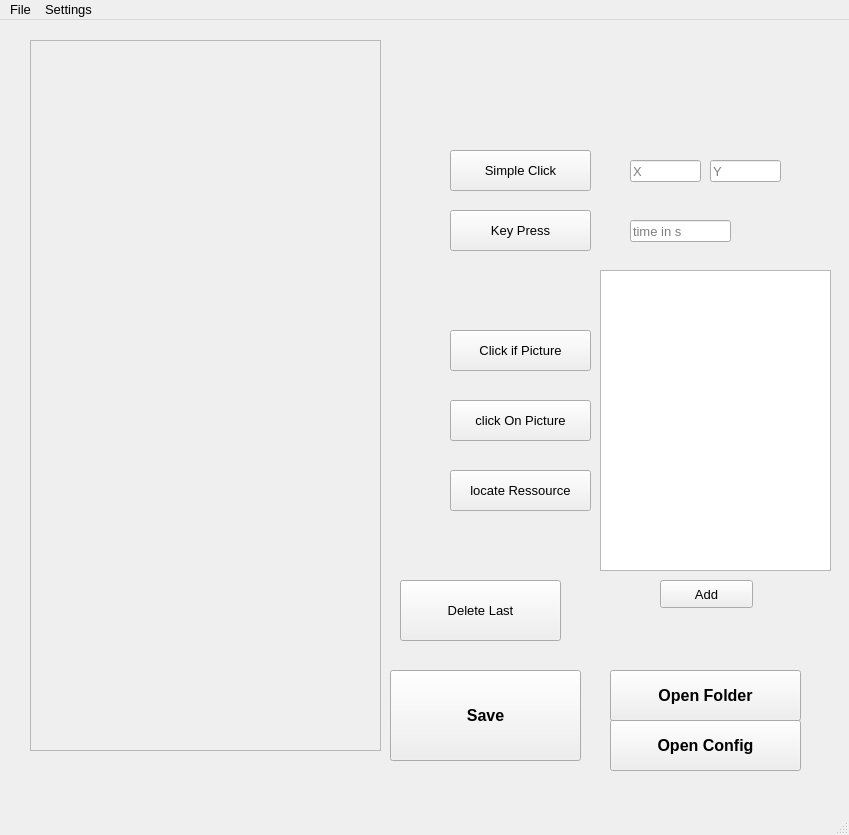
St33f3n/VisualAutomationBot, file app/Window.ui: the form before one commit.
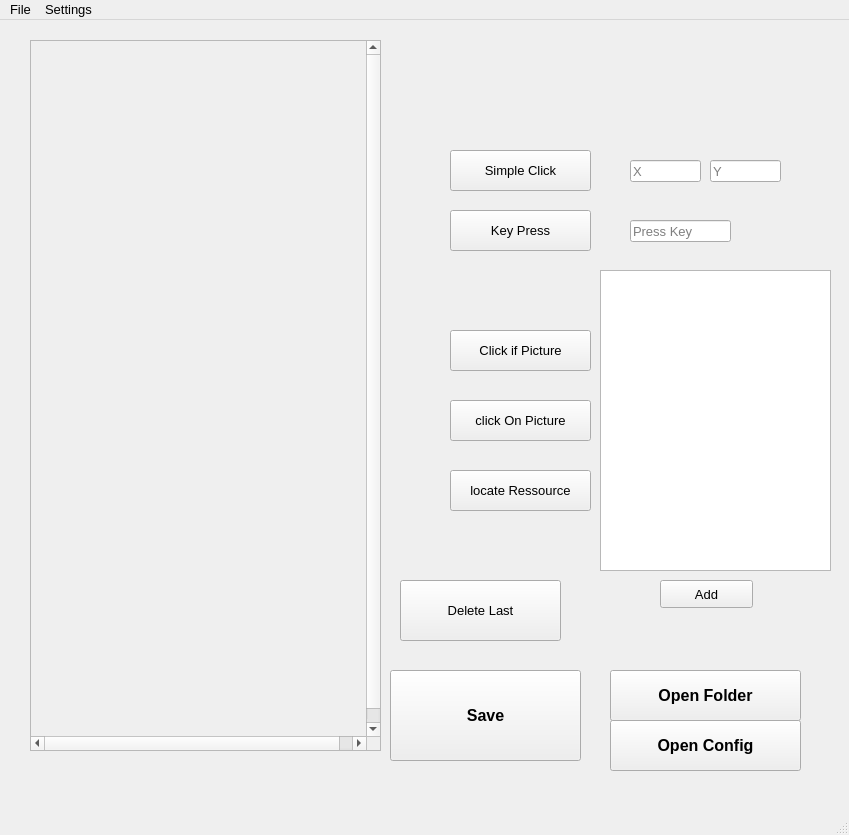
The form after the commit.

What changed in the file:
```diff
--- a/app/Window.ui
+++ b/app/Window.ui
@@ -174,6 +174,9 @@
       <height>711</height>
      </rect>
     </property>
+    <property name="horizontalScrollBarPolicy">
+     <enum>Qt::ScrollBarAlwaysOn</enum>
+    </property>
     <property name="sizeAdjustPolicy">
      <enum>QAbstractScrollArea::AdjustIgnored</enum>
     </property>
@@ -204,7 +207,7 @@
         <x>0</x>
         <y>0</y>
         <width>351</width>
-        <height>711</height>
+        <height>1171</height>
        </rect>
       </property>
       <property name="sizePolicy">
@@ -293,13 +296,13 @@
      </rect>
     </property>
     <property name="inputMask">
-     <string>9999</string>
+     <string/>
     </property>
     <property name="text">
      <string/>
     </property>
     <property name="placeholderText">
-     <string>time in s</string>
+     <string>Press Key</string>
     </property>
    </widget>
   </widget>
```
Left out of the diff: 2 changed lines with no effect on the pictures.
